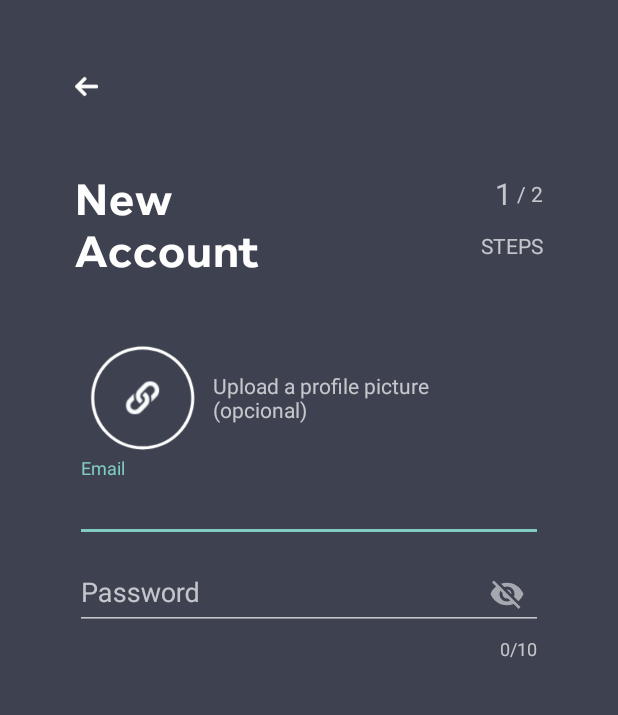
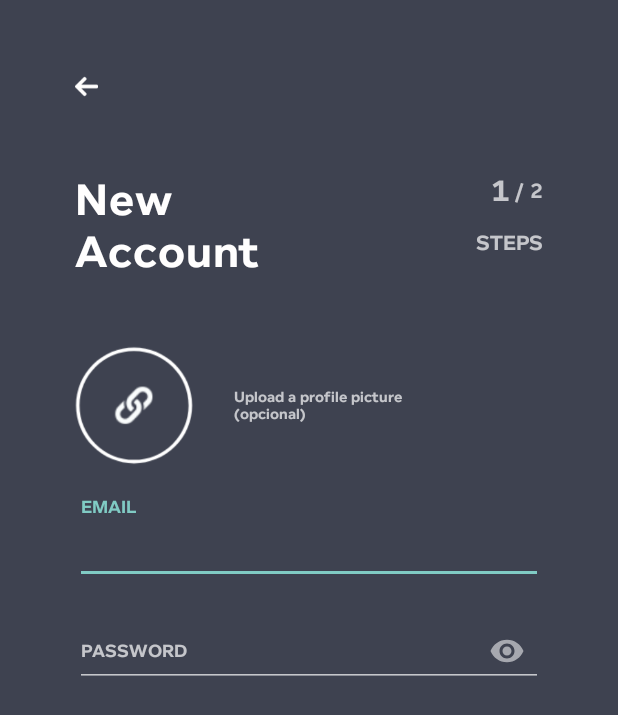
Before and after one commit to fparra00/Lawyer_Selector, an Android app: the SignupActivity screen opened directly, with no data from a screen before it, on a phone screen of 412 x 824 dp. Shown: the top 715 px of the screen. Run offline under Robolectric (Android 15) with nearby library versions, the phone set to English and light mode, and no system bars; Roboto replaces fonts that are not available here.

Commit message:
Update activity_signup.xml

```diff
--- a/app/src/main/res/layout/activity_signup.xml
+++ b/app/src/main/res/layout/activity_signup.xml
@@ -39,6 +39,7 @@
             <TextView
                 android:id="@+id/txtLogIn"
                 android:layout_width="wrap_content"
+
                 android:layout_height="wrap_content"
                 android:fontFamily="@font/foundry_context"
                 android:letterSpacing="0.02"
@@ -60,6 +61,8 @@
 
                     <TextView
                         android:id="@+id/txt"
+                        android:fontFamily="@font/foundry_context"
+
                         android:layout_width="wrap_content"
                         android:layout_height="wrap_content"
                         android:text="1"
@@ -68,6 +71,8 @@
                     <TextView
                         android:id="@+id/txt3"
                         android:layout_width="wrap_content"
+                        android:fontFamily="@font/foundry_context"
+
                         android:layout_height="wrap_content"
                         android:text=" / 2" />
 
@@ -85,6 +90,8 @@
                         android:layout_width="wrap_content"
                         android:layout_height="wrap_content"
                         android:layout_weight="1"
+                        android:fontFamily="@font/foundry_context"
+
                         android:gravity="right"
                         android:text="STEPS" />
                 </LinearLayout>
@@ -102,7 +109,8 @@
             <ImageView
                 android:id="@+id/imageView4"
                 android:layout_width="20dp"
-                android:layout_height="80dp"
+                android:layout_height="90dp"
+                android:layout_marginLeft="-15dp"
                 android:layout_weight="1"
                 app:srcCompat="@drawable/icon_chain" />
 
@@ -110,28 +118,33 @@
                 android:id="@+id/textView5"
                 android:layout_width="wrap_content"
                 android:layout_height="match_parent"
+                android:layout_marginLeft="10dp"
                 android:layout_weight="1"
+                android:fontFamily="@font/foundry_context"
                 android:gravity="center_vertical"
-                android:text="Upload a profile picture \n(opcional)" />
+                android:text="Upload a profile picture \n(opcional)"
+                android:textFontWeight="@integer/material_motion_duration_short_1"
+                android:textSize="10dp" />
         </LinearLayout>
 
         <LinearLayout
             android:layout_width="match_parent"
             android:layout_height="match_parent"
             android:orientation="vertical"
-            >
+            android:paddingTop="15dp">
 
             <com.google.android.material.textfield.TextInputLayout
                 android:id="@+id/textField"
                 android:layout_width="match_parent"
                 android:layout_height="wrap_content"
-                android:hint="Email"
+                android:hint="EMAIL"
                 app:endIconMode="clear_text">
 
                 <com.google.android.material.textfield.TextInputEditText
                     android:layout_width="match_parent"
-                    android:layout_height="wrap_content"
-                    tools:ignore="TouchTargetSizeCheck" />
+                    android:layout_height="48dp"
+                    android:fontFamily="@font/foundry_context"
+                    android:textSize="12dp" />
 
             </com.google.android.material.textfield.TextInputLayout>
 
@@ -139,18 +152,19 @@
                 android:id="@+id/textField2"
                 android:layout_width="match_parent"
                 android:layout_height="wrap_content"
-                android:inputType="textPassword"
-                android:hint="Password"
-                app:counterEnabled="true"
+                android:hint="PASSWORD"
+                android:paddingTop="10dp"
                 app:counterMaxLength="10"
                 app:endIconMode="password_toggle">
-
 
                 <com.google.android.material.textfield.TextInputEditText
                     android:layout_width="match_parent"
                     android:layout_height="wrap_content"
-                    />
-
+                    android:fontFamily="@font/foundry_context"
+                    android:inputType="textPassword"
+                    android:textSize="12dp"
+                    app:counterEnabled="true"
+                    app:counterMaxLength="20" />
             </com.google.android.material.textfield.TextInputLayout>
         </LinearLayout>
 
```
